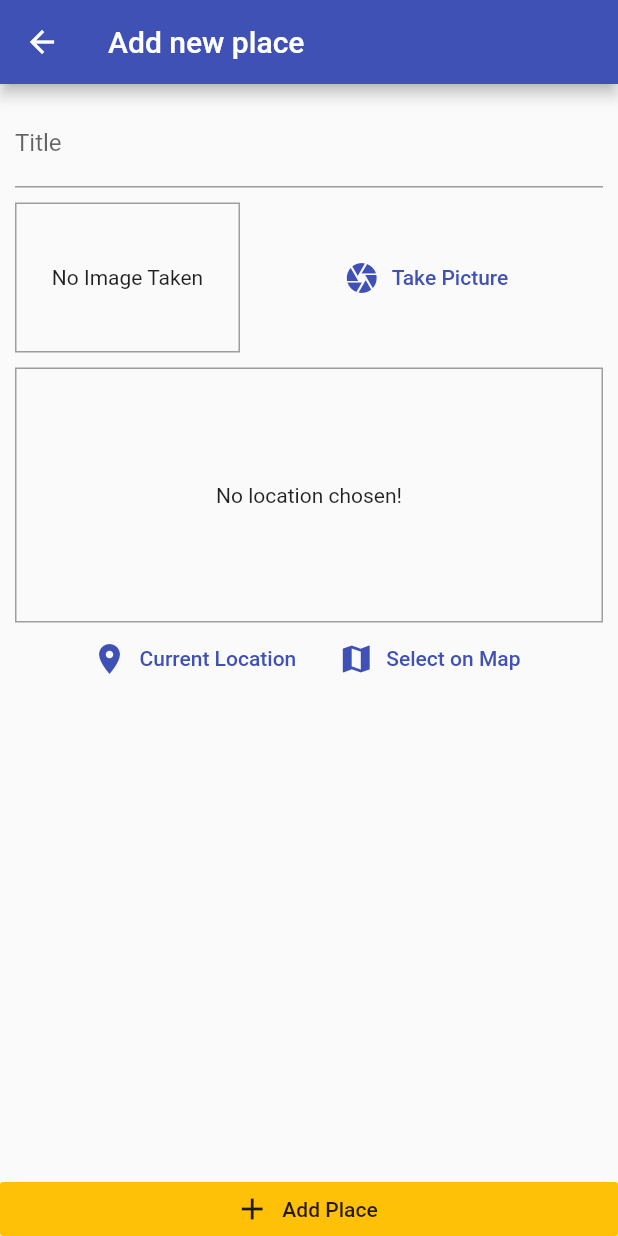
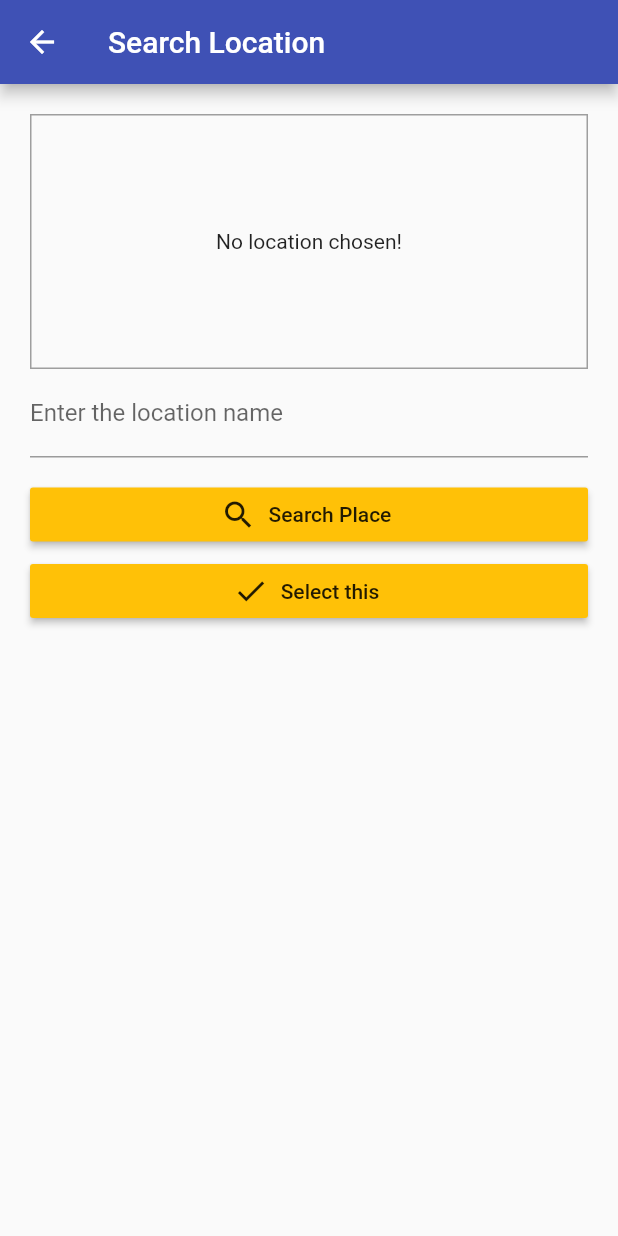
Before and after one commit to bhavikvashi1804/Great-Places, a Flutter app: the AddPlaceScreen screen opened by its route, after a tap on "Select on Map", on a phone screen of 412 x 824 dp. Run offline on Flutter 3.47's test engine with Material 2 defaults, Android fonts, the phone set to English and light mode, and no system bars; our stand-ins replace image_picker, location, sqflite; missing offline and left inert: here_maps_webservice; accounts and stored records are empty.

Commit message:
Select Location I donot have Google Maps API so I look up for HERE and , select from MAP is not allow in free plan

```diff
--- a/lib/helpers/location_helper.dart
+++ b/lib/helpers/location_helper.dart
@@ -7,6 +7,7 @@ class LocationHelper {
 
     String url='https://image.maps.ls.hereapi.com/mia/1.6/mapview?apiKey=$HERE_API_KEY&c=$latitude,$longitude';
     print(url);
-    return url;
+    String url1='https://image.maps.ls.hereapi.com/mia/1.6/mapview?c=$latitude,$longitude&z=12&w=500&h=300&f=1&apiKey=$HERE_API_KEY';
+    return url1;
   }
 }
--- a/lib/main.dart
+++ b/lib/main.dart
@@ -6,6 +6,7 @@ import 'package:provider/provider.dart';
 import './provider/great_places.dart';
 import './screens/places_list_screen.dart';
 import './screens/add_place_screen.dart';
+import './screens/maps_screen.dart';
 
 void main() => runApp(MyApp());
 
--- /dev/null
+++ b/lib/screens/maps_screen.dart
@@ -0,0 +1,137 @@
+
+import 'package:flutter/material.dart';
+
+import 'package:here_maps_webservice/here_maps_webservice.dart';
+
+import '../helpers/location_helper.dart';
+
+class MapScreen extends StatefulWidget {
+
+  static const routeName='/map-screen';
+
+  final Function setImageUrl;
+
+  MapScreen(this.setImageUrl);
+
+  @override
+  _MapScreenState createState() => _MapScreenState();
+}
+
+class _MapScreenState extends State<MapScreen> {
+
+
+  String _previewImageUrl;
+
+  final searchTextController=TextEditingController();
+
+
+  Future<void> getSearchResults()async{
+
+    Map<String, dynamic> latLon = Map();
+
+    await HereMaps(apiKey: "HYeyw8jHy0KxEuySBUjmaPNOfJs9ImQktb3_9XA6Eyg")
+        .geoCode(searchText: searchTextController.text)
+        .then((response) {
+      setState(() {
+        latLon = response['Response']['View'][0]['Result'][0]['Location']
+            ['DisplayPosition'];
+      });
+    });
+
+
+    var lat=latLon['Latitude'];
+    var lon=latLon['Longitude'];
+    print(lat);
+    print(lon);
+
+    final staticMapImageUrl= LocationHelper.generateLocationPreviewImage(latitude: lat,longitude: lon);
+
+    setState(() {
+      _previewImageUrl=staticMapImageUrl;
+    });
+
+
+
+  }
+
+
+
+  @override
+  Widget build(BuildContext context) {
+    return Scaffold(
+
+      appBar: AppBar(
+        title: Text('Search Location'),
+      ),
+
+      body: SingleChildScrollView(
+        child: Padding(
+          padding: const EdgeInsets.all(20.0),
+          child: Column(
+            crossAxisAlignment: CrossAxisAlignment.stretch,
+            children: <Widget>[
+
+              Container(
+                width: double.infinity,
+                height: 170,
+                alignment: Alignment.center,
+
+                decoration: BoxDecoration(
+                  border: Border.all(
+                    width: 1,
+                    color:Colors.grey,
+                  )
+                ),
+
+                child: _previewImageUrl==null?
+                Text('No location chosen!',textAlign: TextAlign.center,):
+                Image.network(
+                  _previewImageUrl,
+                  fit: BoxFit.fitWidth,
+                  width: double.infinity,
+                ),
+              ),
+
+              TextField(
+                decoration: InputDecoration(
+                  labelText: 'Enter the location name',
+                ),
+                controller: searchTextController,
+              ),
+              SizedBox(
+                height: 20,
+              ),
+              RaisedButton.icon(
+                materialTapTargetSize: MaterialTapTargetSize.shrinkWrap,
+                //to set button at the end
+                color: Theme.of(context).accentColor,
+                label: Text('Search Place'),
+                icon: Icon(Icons.search),
+                onPressed: searchTextController.text==null?(){}:getSearchResults,
+              ),
+
+
+              SizedBox(
+                height: 15,
+              ),
+              RaisedButton.icon(
+
+                materialTapTargetSize: MaterialTapTargetSize.shrinkWrap,
+                //to set button at the end
+                color: Theme.of(context).accentColor,
+                label: Text('Select this'),
+                icon: Icon(Icons.done),
+                onPressed: (){
+                  widget.setImageUrl(_previewImageUrl);
+                  Navigator.of(context).pop();
+                },
+              ),
+
+            ],
+          ),
+        ),
+      ),
+
+    );
+  }
+}
--- a/lib/widgets/location_input.dart
+++ b/lib/widgets/location_input.dart
@@ -2,6 +2,7 @@ import 'package:flutter/material.dart';
 import 'package:location/location.dart';
 
 import '../helpers/location_helper.dart';
+import '../screens/maps_screen.dart';
 
 class LocationInput extends StatefulWidget {
   @override
@@ -12,6 +13,8 @@ class _LocationInputState extends State<LocationInput> {
 
   String _previewImageUrl;
 
+  var _isSearch=false;
+
 
   Future<void> _getUserCurrentLocation()async{
 
@@ -21,15 +24,26 @@ class _LocationInputState extends State<LocationInput> {
 
     final staticMapImageUrl= LocationHelper.generateLocationPreviewImage(latitude: locData.latitude,longitude: locData.longitude);
 
-    setState(() {
-      _previewImageUrl=staticMapImageUrl;
-    });
+   setImageURL(staticMapImageUrl);
 
   }
 
+  void setImageURL(String x){
+    setState(() {
+      _previewImageUrl=x;
+    });
+  }
+
+
+  final searchTextController=TextEditingController();
+
   @override
   Widget build(BuildContext context) {
-    return Column(
+    return SingleChildScrollView(
+      child: Stack(
+        children: <Widget>[
+
+           Column(
             children: <Widget>[
               Container(
                 width: double.infinity,
@@ -63,15 +77,29 @@ class _LocationInputState extends State<LocationInput> {
                   ),
                   FlatButton.icon(
                     onPressed: (){
-
+                      Navigator.push(
+                        context,
+                        MaterialPageRoute(builder: (context) => MapScreen(
+                          setImageURL,
+                        )),
+                      );
                     },
                     icon: Icon(Icons.map),
                     label: Text('Select on Map'),
                     textColor: Theme.of(context).primaryColor,
-            )
+                  ),
+
                 ],
               ),
             ],
+          ),
+
+
+
+
+        ],
+
+      ),
     );
   }
 }
--- a/pubspec.yaml
+++ b/pubspec.yaml
@@ -30,6 +30,7 @@ dependencies:
   path: ^1.6.4
   sqflite: ^1.3.0
   location: ^2.5.4
+  here_maps_webservice: ^1.0.3
 
 
 
```
Also changed, not shown: pubspec.lock. Lines whose indentation alone changed are shown as unchanged.
